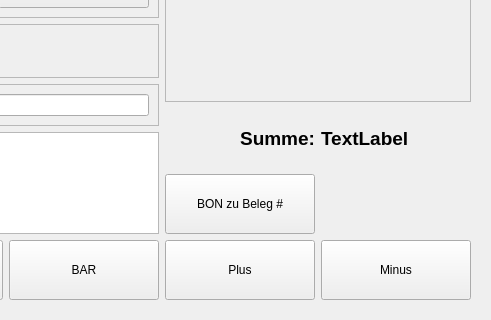
Old version of the form src/ui/qrkregister.ui in the repository todvora/qrk-registrier-kasse; both pictures show x 635 to 1126 and y 154 to 474 of the 1126 by 474 pixel window.
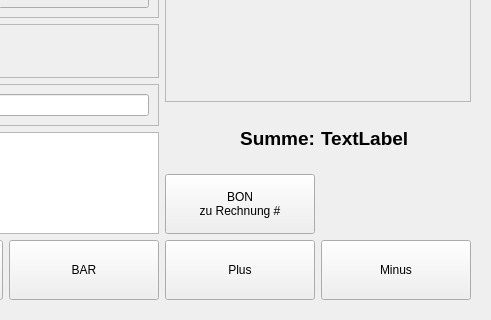
New version of the form. Icons and pictures are not drawn.

Commit message: rename "BON zu Beleg" to "Bon zu Rechnung"

```diff
--- a/src/ui/qrkregister.ui
+++ b/src/ui/qrkregister.ui
@@ -511,7 +511,8 @@
              </size>
             </property>
             <property name="text">
-             <string>BON zu Beleg #</string>
+             <string>BON
+zu Rechnung #</string>
             </property>
             <property name="icon">
              <iconset resource="../qrk.qrc">
```
